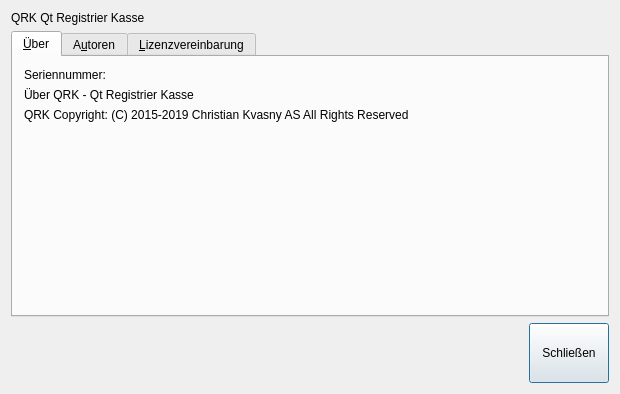
This is src/ui/aboutdlg.ui in DatabasesWorks/QRK-Cash-Register as Qt 5 draws it before an edit. The edited form follows.
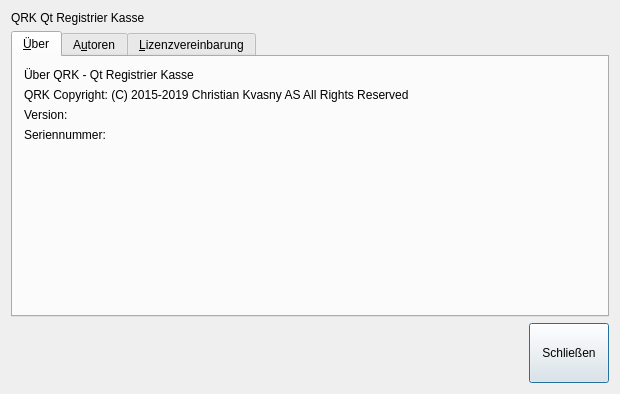
This is the edited form. Icons and pictures are not drawn. Custom widgets are drawn as their Qt base class.

Patch:
```diff
--- a/src/ui/aboutdlg.ui
+++ b/src/ui/aboutdlg.ui
@@ -82,13 +82,6 @@
       <layout class="QHBoxLayout" name="horizontalLayout">
        <item>
         <layout class="QVBoxLayout" name="verticalLayout">
-         <item>
-          <widget class="QLabel" name="serialLabel">
-           <property name="text">
-            <string>Seriennummer:</string>
-           </property>
-          </widget>
-         </item>
          <item>
           <widget class="QLabel" name="labelAbout1">
            <property name="text">
@@ -109,6 +102,20 @@
            </property>
           </widget>
          </item>
+         <item>
+          <widget class="QLabel" name="versionLabel">
+           <property name="text">
+            <string>Version:</string>
+           </property>
+          </widget>
+         </item>
+         <item>
+          <widget class="QLabel" name="serialLabel">
+           <property name="text">
+            <string>Seriennummer:</string>
+           </property>
+          </widget>
+         </item>
          <item>
           <spacer name="verticalSpacer">
            <property name="orientation">
```
Left out of the diff: 2 changed lines with no effect on the pictures.
